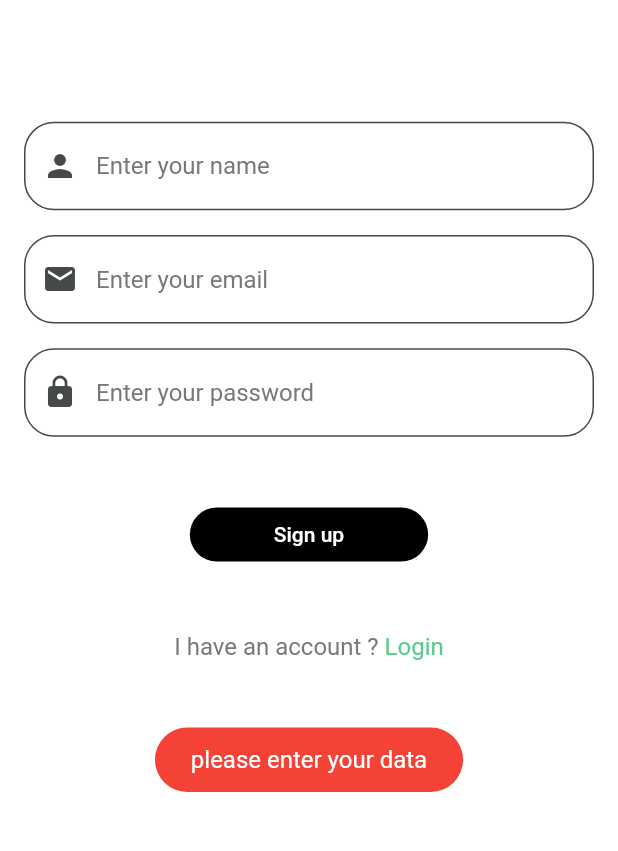
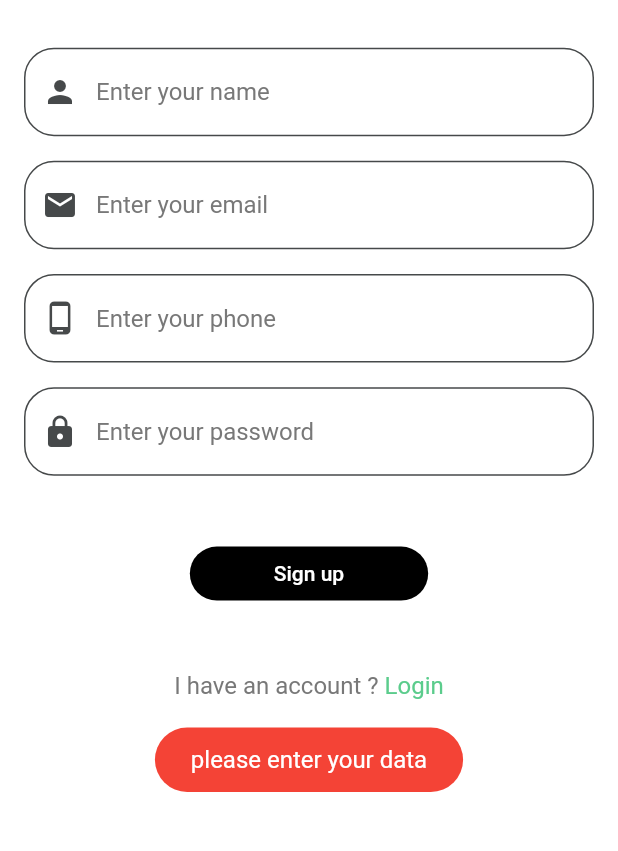
Before and after one commit to kosbaship/cloth_shop, a Flutter app: the SignUpScreen screen opened directly, after a tap on "Sign up", on a phone screen of 412 x 824 dp, the part 348-1199 px from its top. Run offline on Flutter 3.47's test engine with Material 2 defaults, Android fonts, the phone set to English and light mode, and no system bars; our stand-ins replace bloc, cloud_firestore, conditional_builder, expansion_tile_card, firebase_auth, firebase_core and 5 more; missing offline and left inert: cloud_firestore_web, firebase_auth_web, firebase_core_web, shared_preferences_web; accounts and stored records are empty.

Commit message:
Save User Details And logout BTN

```diff
--- /dev/null
+++ b/lib/models/user.dart
@@ -0,0 +1,15 @@
+class User{
+  String userID;
+  String userName;
+  String userEmail;
+  String userPhone;
+  String userPassword;
+
+  User({
+    this.userID,
+    this.userName,
+    this.userEmail,
+    this.userPhone,
+    this.userPassword,
+  } );
+}
--- a/lib/modules/login/login_screen.dart
+++ b/lib/modules/login/login_screen.dart
@@ -220,4 +220,5 @@ class LoginScreen extends StatelessWidget {
       }
     }
   }
+
 }
--- a/lib/modules/signup/signup_screen.dart
+++ b/lib/modules/signup/signup_screen.dart
@@ -1,3 +1,4 @@
+import 'package:cloth_shop/models/user.dart';
 import 'package:cloth_shop/modules/login/login_screen.dart';
 import 'package:cloth_shop/modules/signup/cubit/signup_cubit.dart';
 import 'package:cloth_shop/modules/signup/cubit/signup_states.dart';
@@ -9,6 +10,7 @@ import 'package:flutter_bloc/flutter_bloc.dart';
 class SignUpScreen extends StatelessWidget {
   final nameController = TextEditingController();
   final emailController = TextEditingController();
+  final phoneController = TextEditingController();
   final passwordController = TextEditingController();
   @override
   Widget build(BuildContext context) {
@@ -63,7 +65,7 @@ class SignUpScreen extends StatelessWidget {
                       ),
                       showLogo(screenHeight: signUpScreenHeight),
                       SizedBox(
-                        height: signUpScreenHeight * 0.1,
+                        height: signUpScreenHeight * 0.04,
                       ),
                       buildTextField(
                         icon: Icons.person,
@@ -84,6 +86,15 @@ class SignUpScreen extends StatelessWidget {
                         height: signUpScreenHeight * 0.02,
                       ),
                       buildTextField(
+                        icon: Icons.phone_android,
+                        hint: 'Enter your phone',
+                        controller: phoneController,
+                        type: TextInputType.phone,
+                      ),
+                      SizedBox(
+                        height: signUpScreenHeight * 0.02,
+                      ),
+                      buildTextField(
                         icon: Icons.lock,
                         hint: 'Enter your password',
                         controller: passwordController,
@@ -95,19 +106,18 @@ class SignUpScreen extends StatelessWidget {
                       ),
                       buildBtn(
                         function: () {
-                          String name = nameController.text;
-                          String email = emailController.text;
-                          String password = passwordController.text;
+                          String name = nameController.text.trim();
+                          String email = emailController.text.trim();
+                          String phone = phoneController.text.trim();
+                          String password = passwordController.text.trim();
 
-                          if (name.isEmpty ||
-                              email.isEmpty ||
-                              password.isEmpty) {
-                            showToast(
-                                message: "please enter your data", error: true);
-                          } else {
-                            SignUpCubit.get(context)
-                                .signUp(email: email, password: password);
-                          }
+                          _checkValidationAndSignUP(
+                            context: context,
+                            name: name,
+                            email: email,
+                            phone: phone,
+                            password: password,
+                          );
                         },
                         title: 'Sign up',
                       ),
@@ -148,3 +158,33 @@ class SignUpScreen extends StatelessWidget {
     );
   }
 }
+void _checkValidationAndSignUP({
+  @required BuildContext context,
+  @required String name,
+  @required String email,
+  @required String phone,
+  @required String password,
+}) {
+  // check if the field are empty
+  if (name.isEmpty || email.isEmpty || phone.isEmpty || password.isEmpty) {
+    showToast(message: 'please enter your data', error: true);
+  } else {
+    // check every fields validation
+    if (name.length < 3) {
+      showToast(message: 'name must be at least 3 Characters', error: true);
+    } else if (!email.contains('@')) {
+      showToast(message: 'please, enter a valid email', error: true);
+    } else if (password.length > 6) {
+      showToast(message: 'password must be at least 3 Characters', error: true);
+    }
+    // register the user
+    SignUpCubit.get(context).signUp(
+        user: User(
+            userName: name,
+            userEmail: email,
+            userPhone: phone,
+            userPassword: password
+        )
+    );
+  }
+}
--- a/lib/modules/user/cart/cart_screen.dart
+++ b/lib/modules/user/cart/cart_screen.dart
@@ -1,5 +1,4 @@
 import 'package:cloth_shop/models/product.dart';
-import 'package:cloth_shop/modules/admin/home/admin_home_screen.dart';
 import 'package:cloth_shop/modules/user/cart/cubit/cart_screen_cubit.dart';
 import 'package:cloth_shop/modules/user/cart/cubit/cart_screen_states.dart';
 import 'package:cloth_shop/modules/user/layout/home_screen.dart';
--- a/lib/modules/user/cart/cubit/cart_screen_cubit.dart
+++ b/lib/modules/user/cart/cubit/cart_screen_cubit.dart
@@ -1,6 +1,5 @@
 import 'package:cloth_shop/models/product.dart';
 import 'package:cloth_shop/network/cloud_firestore.dart';
-import 'package:cloth_shop/network/firebase_auth.dart';
 import 'package:cloth_shop/shared/constants.dart';
 import 'package:flutter_bloc/flutter_bloc.dart';
 
--- a/lib/modules/user/tabs/cubit/user_product_model_cubit.dart
+++ b/lib/modules/user/tabs/cubit/user_product_model_cubit.dart
@@ -1,6 +1,7 @@
 import 'package:cloth_shop/models/product.dart';
 import 'package:cloth_shop/modules/user/tabs/cubit/user_product_model_states.dart';
 import 'package:cloth_shop/network/cloud_firestore.dart';
+import 'package:cloth_shop/network/firebase_auth.dart';
 import 'package:cloth_shop/shared/constants.dart';
 import 'package:flutter_bloc/flutter_bloc.dart';
 
@@ -41,4 +42,8 @@ class UserProductModelCubit extends Cubit<UserProductModelStates> {
       emit(UserProductModelErrorState(onError));
     });
   }
+
+  signOut() {
+    FirebaseAuthService.signOut();
+  }
 }
```
Also changed, not shown: lib/modules/signup/cubit/signup_cubit.dart (+20 -5 lines), lib/modules/user/layout/home_screen.dart (+12 -0 lines), lib/network/cloud_firestore.dart (+26 -10 lines), lib/shared/constants.dart (+10 -1 lines).
